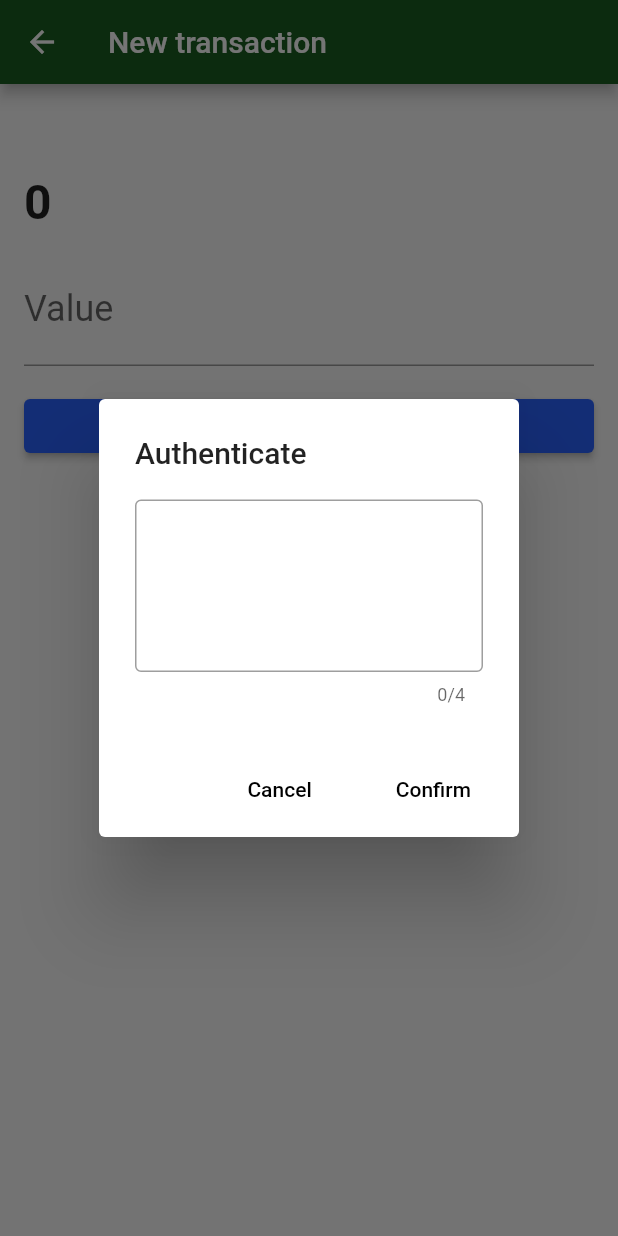
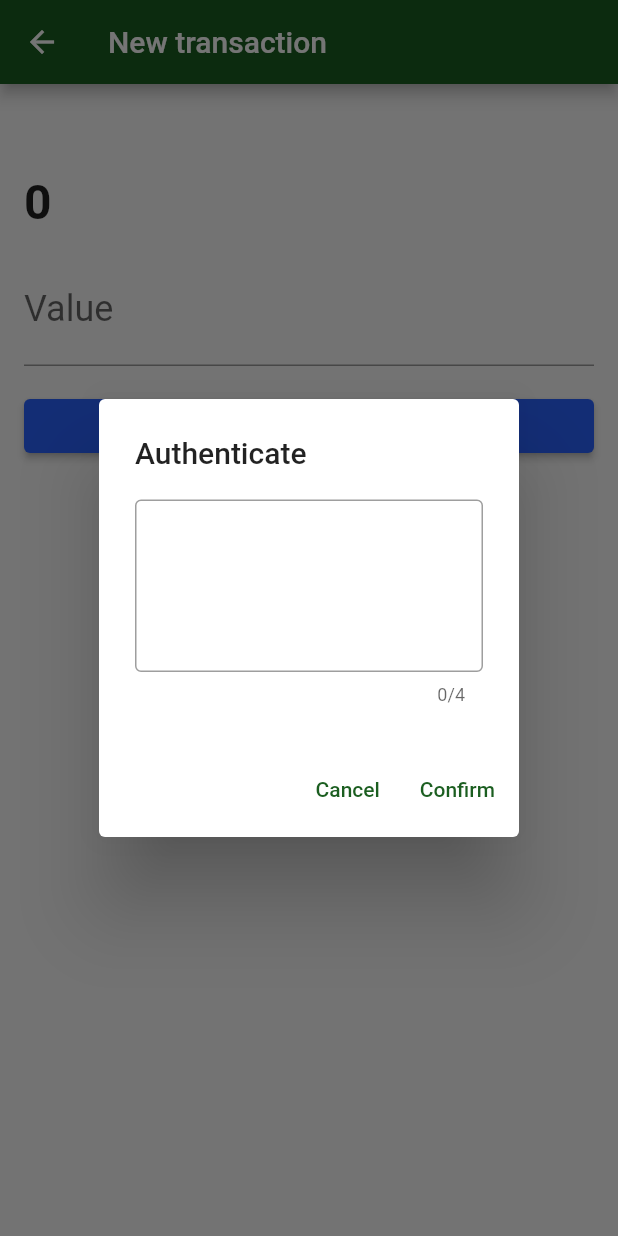
Before and after one commit to pshenriquei/flutter-tests-initial-project, a Flutter app: the TransactionForm screen opened directly with empty values, after a tap on "Transfer", on a phone screen of 412 x 824 dp. Run offline on Flutter 3.47's test engine with Material 2 defaults, Android fonts, the phone set to English and light mode, and no system bars; our stand-ins replace sqflite; missing offline and left inert: http_interceptor; accounts and stored records are empty.

Commit message:
Update transaction_auth_dialog.dart

```diff
--- a/lib/components/transaction_auth_dialog.dart
+++ b/lib/components/transaction_auth_dialog.dart
@@ -1,4 +1,7 @@
 import 'package:flutter/material.dart';
+
+const Key transactionAuthDialogTextFieldPasswordKey =
+    Key('transactionAuthDialogTextFieldPassword');
 
 class TransactionAuthDialog extends StatefulWidget {
   final Function(String password) onConfirm;
@@ -12,7 +15,6 @@ class TransactionAuthDialog extends StatefulWidget {
 }
 
 class _TransactionAuthDialogState extends State<TransactionAuthDialog> {
-
   final TextEditingController _passwordController = TextEditingController();
 
   @override
@@ -20,6 +22,7 @@ class _TransactionAuthDialogState extends State<TransactionAuthDialog> {
     return AlertDialog(
       title: Text('Authenticate'),
       content: TextField(
+        key: transactionAuthDialogTextFieldPasswordKey,
         controller: _passwordController,
         obscureText: true,
         maxLength: 4,
@@ -29,11 +32,11 @@ class _TransactionAuthDialogState extends State<TransactionAuthDialog> {
         style: TextStyle(fontSize: 64, letterSpacing: 24),
       ),
       actions: <Widget>[
-        FlatButton(
+        TextButton(
           onPressed: () => Navigator.pop(context),
           child: Text('Cancel'),
         ),
-        FlatButton(
+        TextButton(
           onPressed: () {
             widget.onConfirm(_passwordController.text);
             Navigator.pop(context);
```
